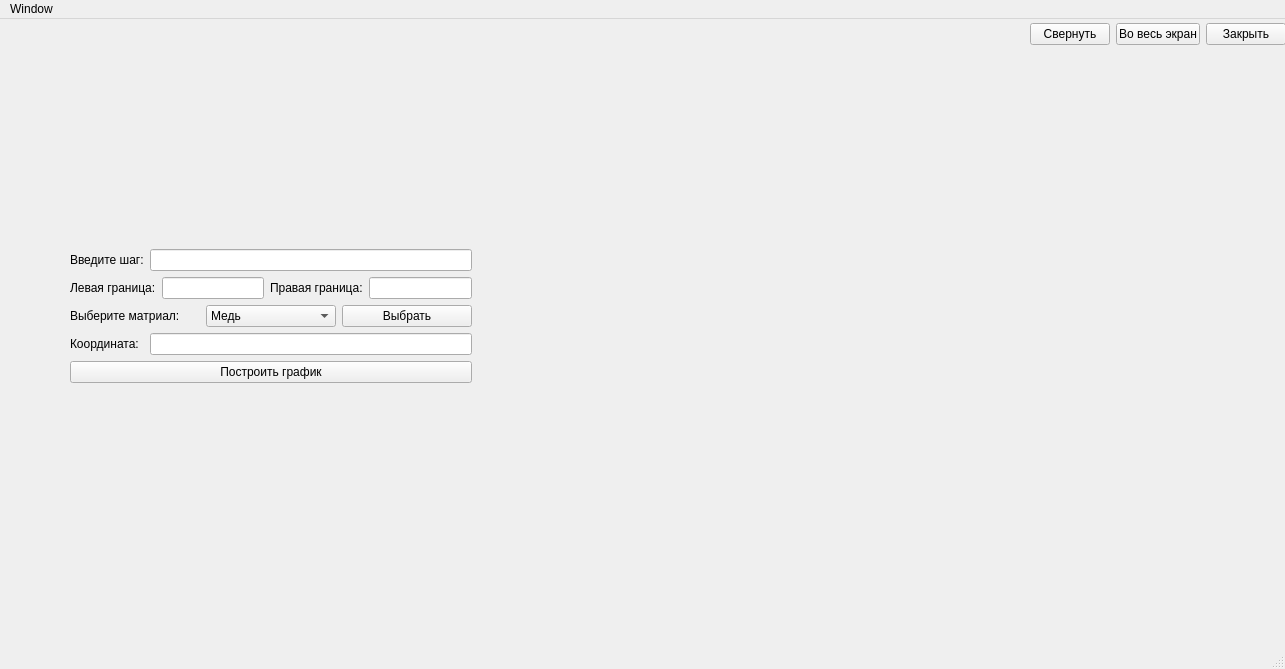
Qt form mainwindow.ui (Athhh/Diplom) before a commit.
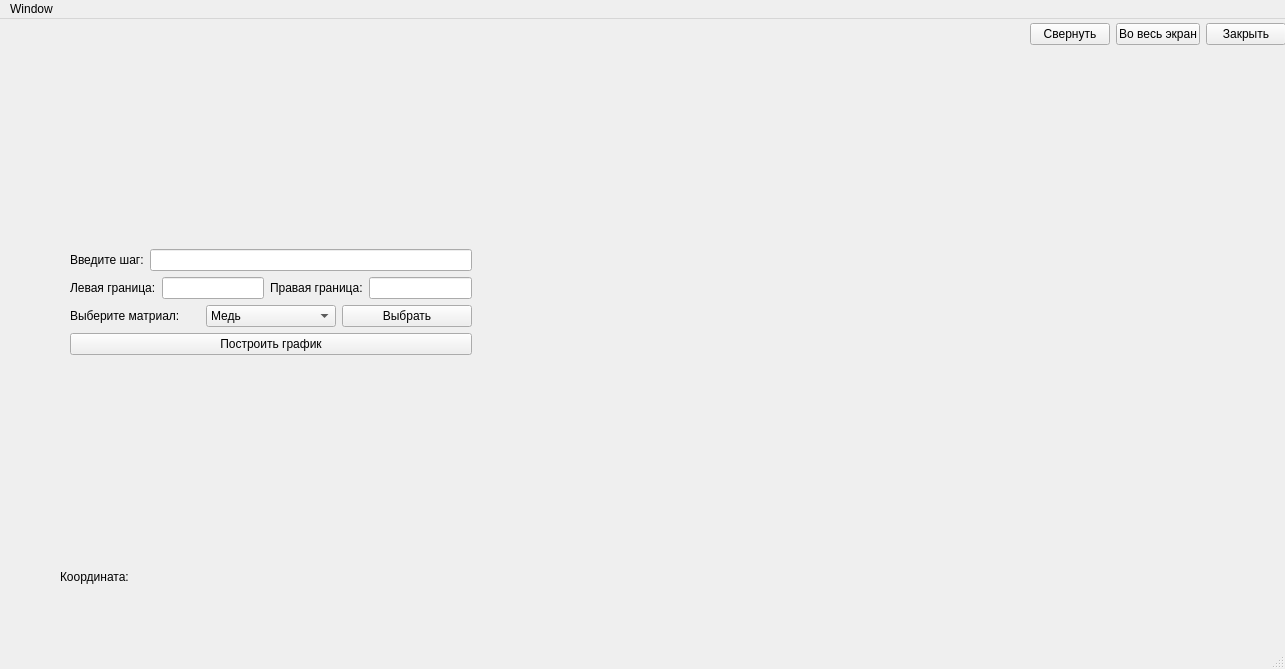
The same form after that commit. Custom widgets are drawn as their Qt base class.

```diff
--- a/mainwindow.ui
+++ b/mainwindow.ui
@@ -105,23 +105,13 @@
        </item>
       </layout>
      </item>
-     <item row="4" column="0" colspan="2">
+     <item row="3" column="0" colspan="2">
       <widget class="QPushButton" name="plot">
        <property name="text">
         <string>Построить график</string>
        </property>
       </widget>
      </item>
-     <item row="3" column="0">
-      <widget class="QLabel" name="label_5">
-       <property name="text">
-        <string>Координата:</string>
-       </property>
-      </widget>
-     </item>
-     <item row="3" column="1">
-      <widget class="QLineEdit" name="lineEdit"/>
-     </item>
     </layout>
    </widget>
    <widget class="QWidget" name="horizontalLayoutWidget">
@@ -157,6 +147,19 @@
      </item>
     </layout>
    </widget>
+   <widget class="QLabel" name="coord">
+    <property name="geometry">
+     <rect>
+      <x>60</x>
+      <y>550</y>
+      <width>461</width>
+      <height>16</height>
+     </rect>
+    </property>
+    <property name="text">
+     <string>Координата:</string>
+    </property>
+   </widget>
   </widget>
   <widget class="QMenuBar" name="menubar">
    <property name="geometry">
```
Left out of the diff: 2 changed lines with no effect on the pictures.
